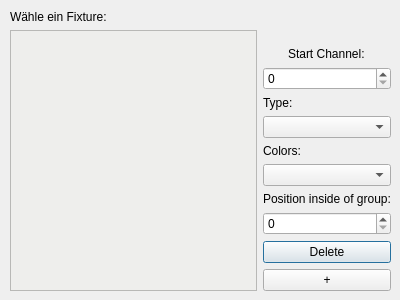
Before: the Qt Designer form src/ui/fixturechoosingdialog.ui in Lenium37/SigLight, drawn with Qt 5.
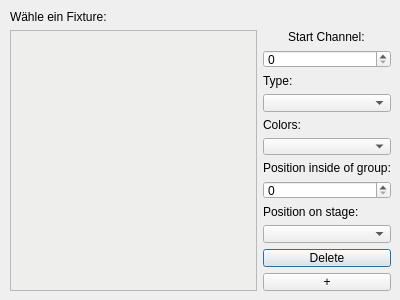
After: the same form once the commit is applied.

Commit message: added functionality to position fixtures left or right on stage

The edit to the form file:
```diff
--- a/src/ui/fixturechoosingdialog.ui
+++ b/src/ui/fixturechoosingdialog.ui
@@ -152,6 +152,31 @@
       <item>
        <widget class="QSpinBox" name="sB_position_inside_group"/>
       </item>
+      <item alignment="Qt::AlignBottom">
+       <widget class="QLabel" name="l_moving_head_position">
+        <property name="sizePolicy">
+         <sizepolicy hsizetype="Preferred" vsizetype="Preferred">
+          <horstretch>0</horstretch>
+          <verstretch>0</verstretch>
+         </sizepolicy>
+        </property>
+        <property name="layoutDirection">
+         <enum>Qt::LeftToRight</enum>
+        </property>
+        <property name="autoFillBackground">
+         <bool>false</bool>
+        </property>
+        <property name="styleSheet">
+         <string notr="true"/>
+        </property>
+        <property name="text">
+         <string>Position on stage:</string>
+        </property>
+       </widget>
+      </item>
+      <item>
+       <widget class="QComboBox" name="cB_moving_head_position"/>
+      </item>
       <item>
        <widget class="QPushButton" name="pB_delete_fixture">
         <property name="text">
```
The commit also changes 13 other files.
